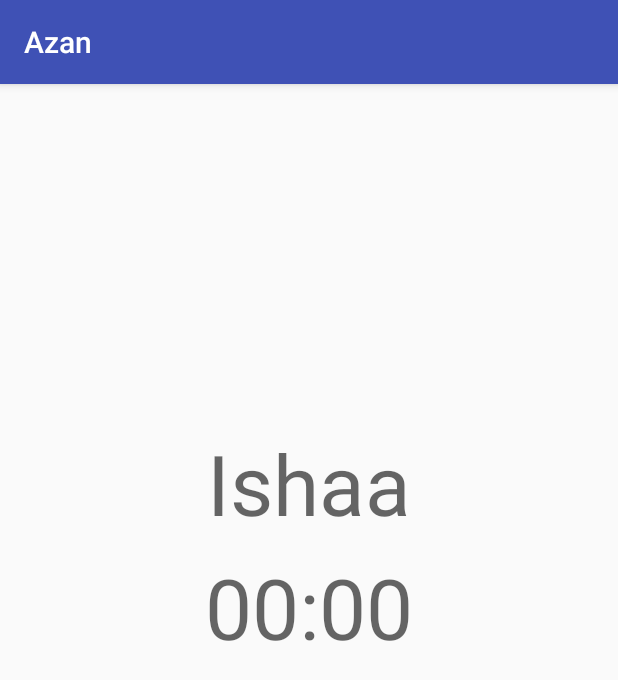
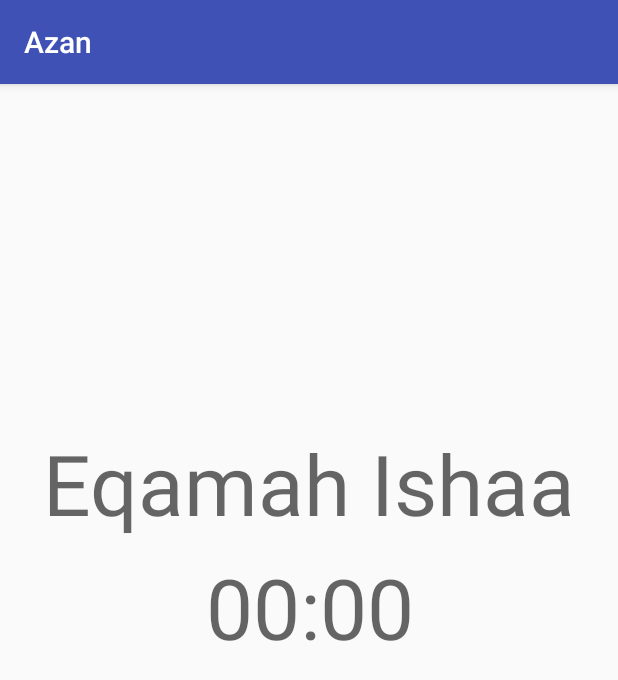
Before and after one commit to mostafayahia/Azan, an Android app: the screen it shows after launch (PlayEqamahSound), after a tap on "Eqamah", on a phone screen of 412 x 824 dp. Shown: the top 680 px of the screen. Run offline under Robolectric (Android 15) with nearby library versions, the phone set to English and light mode, and no system bars; 6 statements that could not run were skipped.

Commit message:
add-eqamah: (feat) add eqamah label with eqamah time in EqamahActivity

```diff
--- a/app/src/main/java/free/elmasry/azan/ui/PlayEqamahSound.java
+++ b/app/src/main/java/free/elmasry/azan/ui/PlayEqamahSound.java
@@ -57,10 +57,12 @@ public class PlayEqamahSound extends AppCompatActivity implements MediaPlayer.On
         }
 
         TextView eqamahTimeLabelTextView = findViewById(R.id.eqamah_time_label_textview);
-        eqamahTimeLabelTextView.setText(AzanAppHelperUtils.getAzanLabel(this, indexOfCurrentAzanTime));
+        eqamahTimeLabelTextView.setText(this.getString(R.string.label_eqamah) + " " +
+                AzanAppHelperUtils.getAzanLabel(this, indexOfCurrentAzanTime));
 
         TextView eqamahTimeTextView = findViewById(R.id.eqamah_time_textview);
-        String azanTimeIn24HourFormat = allAzanTimesIn24Format[indexOfCurrentAzanTime];
+        String azanTimeIn24HourFormat = AzanAppTimeUtils.addMinutes(
+                allAzanTimesIn24Format[indexOfCurrentAzanTime], "20");
 
         if (PreferenceUtils.getTimeFormatFromPreferences(this)
                 .equals(getString(R.string.pref_time_format_24_hour))) {
--- a/app/src/main/res/values/strings.xml
+++ b/app/src/main/res/values/strings.xml
@@ -76,5 +76,7 @@
     <string name="pref_time_format_12_hour" translatable="false">12-hour</string>
     <string name="pref_time_format_24_hour" translatable="false">24-hour</string>
 
+    <string name="label_eqamah">Eqamah</string>
+
 
 </resources>
```
Also changed, not shown: 1 other file.
